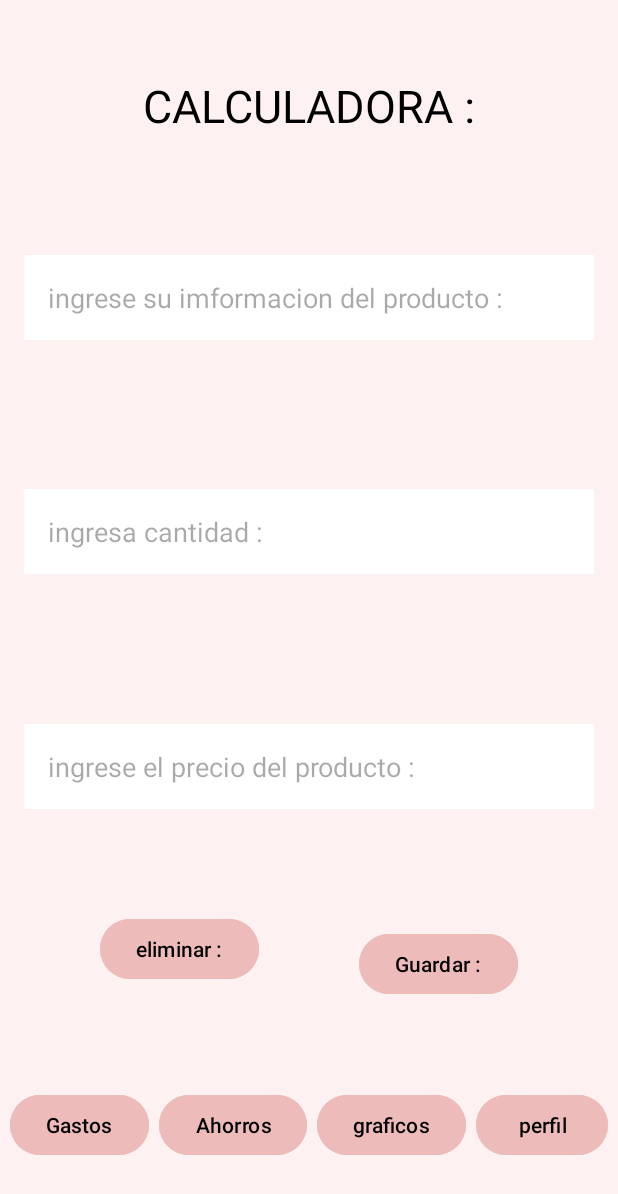
After one commit to Chapicrack/final_juego, an Android app: the activityCalculadora screen opened directly, with no data from a screen before it, on a phone screen of 412 x 824 dp. The commit adds this screen. Shown: the top 1194 px of the screen. Run offline under Robolectric (Android 15) with nearby library versions, the phone set to English and light mode, and no system bars.

Commit message:
se agregaron las demas activitys y la funcionalidad de casi todos los botones

```diff
--- a/app/build.gradle.kts
+++ b/app/build.gradle.kts
@@ -42,6 +42,8 @@ dependencies {
     implementation(libs.material)
     implementation(libs.androidx.activity)
     implementation(libs.androidx.constraintlayout)
+    implementation(libs.androidx.navigation.fragment.ktx)
+    implementation(libs.androidx.navigation.ui.ktx)
     testImplementation(libs.junit)
     androidTestImplementation(libs.androidx.junit)
     androidTestImplementation(libs.androidx.espresso.core)
--- /dev/null
+++ b/app/src/main/java/com/example/trabajo_final/activityCalculadora.kt
@@ -0,0 +1,76 @@
+package com.example.trabajo_final
+
+import android.content.Context
+import android.content.Intent
+import android.os.Bundle
+import android.widget.Button
+import android.widget.EditText
+import android.widget.Toast
+import androidx.activity.enableEdgeToEdge
+import androidx.appcompat.app.AppCompatActivity
+
+class activityCalculadora : AppCompatActivity() {
+    override fun onCreate(savedInstanceState: Bundle?) {
+        super.onCreate(savedInstanceState)
+        enableEdgeToEdge()
+        setContentView(R.layout.activity_calculadorta)
+
+        val btnGastos = findViewById<Button>(R.id.btnGastos)
+        val btnAhorros = findViewById<Button>(R.id.btnAhorros)
+        val btnGrafico = findViewById<Button>(R.id.btnGrafico)
+        val btnPerfil = findViewById<Button>(R.id.btnPerfil)
+
+        val recibirNombre = findViewById<EditText>(R.id.recibirnombre)
+        val recibirCantidad = findViewById<EditText>(R.id.recibircantidad)
+        val recibirPrecio = findViewById<EditText>(R.id.recibirprecio)
+        val btnSave = findViewById<Button>(R.id.btnSave)
+
+        btnGastos.setOnClickListener { navigatormainactivity() }
+        btnAhorros.setOnClickListener { navigatorAhorros() }
+        btnGrafico.setOnClickListener { navigatorGraficos() }
+        btnPerfil.setOnClickListener { navigatorPerfil() }
+
+        btnSave.setOnClickListener {
+            val nombre = recibirNombre.text.toString()
+            val cantidad = recibirCantidad.text.toString()
+            val precio = recibirPrecio.text.toString()
+
+            if (nombre.isNotEmpty() && cantidad.isNotEmpty() && precio.isNotEmpty()) {
+                saveInputText(nombre, cantidad, precio)
+                Toast.makeText(this, "Información guardada", Toast.LENGTH_SHORT).show()
+            } else {
+                Toast.makeText(this, "Por favor, completa todos los campos", Toast.LENGTH_SHORT).show()
+            }
+        }
+    }
+
+    private fun saveInputText(nombre: String, cantidad: String, precio: String) {
+        val sharedPref = getSharedPreferences("com.example.trabajo_final.PREFERENCE_FILE_KEY", Context.MODE_PRIVATE)
+        with(sharedPref.edit()) {
+            putString("savedNombre", nombre)
+            putString("savedCantidad", cantidad)
+            putString("savedPrecio", precio)
+            apply()
+        }
+    }
+
+    private fun navigatormainactivity() {
+        val intent = Intent(this, MainActivity::class.java)
+        startActivity(intent)
+    }
+
+    private fun navigatorAhorros() {
+        val intent = Intent(this, AhorrosActivity::class.java)
+        startActivity(intent)
+    }
+
+    private fun navigatorGraficos() {
+        val intent = Intent(this, GraficosActivity::class.java)
+        startActivity(intent)
+    }
+
+    private fun navigatorPerfil() {
+        val intent = Intent(this, PerfilActivity::class.java)
+        startActivity(intent)
+    }
+}
--- /dev/null
+++ b/app/src/main/res/layout/activity_calculadorta.xml
@@ -0,0 +1,145 @@
+<?xml version="1.0" encoding="utf-8"?>
+<androidx.constraintlayout.widget.ConstraintLayout xmlns:android="http://schemas.android.com/apk/res/android"
+    xmlns:app="http://schemas.android.com/apk/res-auto"
+    xmlns:tools="http://schemas.android.com/tools"
+    android:id="@+id/main"
+    android:layout_width="match_parent"
+    android:layout_height="match_parent"
+    android:background="@color/rosadofondo"
+    tools:context=".MainActivity">
+
+    <TextView
+        android:id="@+id/textCalculadora"
+        android:layout_width="wrap_content"
+        android:layout_height="wrap_content"
+        android:text="@string/calculadora"
+        android:layout_marginTop="50dp"
+        android:textAllCaps="true"
+        android:textSize="30dp"
+        android:textColor="@color/black"
+        app:layout_constraintEnd_toEndOf="parent"
+        app:layout_constraintStart_toStartOf="parent"
+        app:layout_constraintTop_toTopOf="parent" />
+
+
+    <Button
+        android:id="@+id/btnGastos"
+        android:layout_width="wrap_content"
+        android:layout_height="wrap_content"
+        android:backgroundTint="@color/rosadobotones"
+        android:text="@string/Gastos"
+        android:textColor="@color/black"
+        app:layout_constraintBottom_toBottomOf="parent"
+        app:layout_constraintEnd_toStartOf="@+id/btnAhorros"
+        app:layout_constraintStart_toStartOf="parent"
+        android:layout_marginBottom="50dp" />
+    <EditText
+        android:id="@+id/recibirnombre"
+        android:layout_width="0dp"
+        android:layout_height="wrap_content"
+        android:hint="@string/recibir"
+        android:padding="16dp"
+        android:background="@color/white"
+        android:textColor="@color/black"
+        app:layout_constraintTop_toBottomOf="@id/textCalculadora"
+        app:layout_constraintStart_toStartOf="parent"
+        app:layout_constraintEnd_toEndOf="parent"
+        app:layout_constraintBottom_toTopOf="@+id/recibircantidad"
+        android:layout_marginTop="20dp"
+        android:layout_marginBottom="20dp"
+        android:layout_marginStart="16dp"
+        android:layout_marginEnd="16dp"/>
+    <EditText
+        android:id="@+id/recibircantidad"
+        android:layout_width="0dp"
+        android:layout_height="wrap_content"
+        android:hint="@string/recibircantidad"
+        android:padding="16dp"
+        android:background="@color/white"
+        android:textColor="@color/black"
+        app:layout_constraintTop_toBottomOf="@id/recibirnombre"
+        app:layout_constraintStart_toStartOf="parent"
+        app:layout_constraintEnd_toEndOf="parent"
+        app:layout_constraintBottom_toTopOf="@+id/recibirprecio"
+        android:layout_marginTop="20dp"
+        android:layout_marginBottom="20dp"
+        android:layout_marginStart="16dp"
+        android:layout_marginEnd="16dp"/>
+    <EditText
+        android:id="@+id/recibirprecio"
+        android:layout_width="0dp"
+        android:layout_height="wrap_content"
+        android:hint="@string/recibirprecio"
+        android:padding="16dp"
+        android:background="@color/white"
+        android:textColor="@color/black"
+        app:layout_constraintTop_toBottomOf="@id/recibircantidad"
+        app:layout_constraintStart_toStartOf="parent"
+        app:layout_constraintEnd_toEndOf="parent"
+        app:layout_constraintBottom_toTopOf="@+id/btnSave"
+        android:layout_marginTop="20dp"
+        android:layout_marginBottom="20dp"
+        android:layout_marginStart="16dp"
+        android:layout_marginEnd="16dp"/>
+
+    <Button
+        android:id="@+id/btnSave"
+        android:layout_width="wrap_content"
+        android:layout_height="wrap_content"
+        android:backgroundTint="@color/rosadobotones"
+        android:text="@string/save"
+        android:textColor="@color/black"
+        app:layout_constraintBottom_toTopOf="@+id/btnAhorros"
+        app:layout_constraintEnd_toEndOf="parent"
+        app:layout_constraintStart_toEndOf="@+id/btneliminar"
+        app:layout_constraintTop_toBottomOf="@+id/recibirprecio" />
+
+    <Button
+        android:id="@+id/btnAhorros"
+        android:layout_width="wrap_content"
+        android:layout_height="wrap_content"
+        android:backgroundTint="@color/rosadobotones"
+        android:text="@string/Ahorros"
+        android:textColor="@color/black"
+        app:layout_constraintBottom_toBottomOf="parent"
+        app:layout_constraintEnd_toStartOf="@+id/btnGrafico"
+        app:layout_constraintStart_toEndOf="@+id/btnGastos"
+        android:layout_marginBottom="50dp" />
+
+    <Button
+        android:id="@+id/btnGrafico"
+        android:layout_width="wrap_content"
+        android:layout_height="wrap_content"
+        android:backgroundTint="@color/rosadobotones"
+        android:text="@string/Graficos"
+        android:textColor="@color/black"
+        app:layout_constraintBottom_toBottomOf="parent"
+        app:layout_constraintEnd_toStartOf="@id/btnPerfil"
+        app:layout_constraintStart_toEndOf="@+id/btnAhorros"
+        android:layout_marginBottom="50dp" />
+
+    <Button
+        android:id="@+id/btnPerfil"
+        android:layout_width="wrap_content"
+        android:layout_height="wrap_content"
+        android:backgroundTint="@color/rosadobotones"
+        android:text="@string/Perfil"
+        android:textColor="@color/black"
+        app:layout_constraintBottom_toBottomOf="parent"
+        app:layout_constraintEnd_toEndOf="parent"
+        app:layout_constraintStart_toEndOf="@+id/btnGrafico"
+        android:layout_marginBottom="50dp" />
+
+    <Button
+        android:id="@+id/btneliminar"
+        android:layout_width="wrap_content"
+        android:layout_height="wrap_content"
+        android:text="@string/eliminar"
+        android:backgroundTint="@color/rosadobotones"
+        android:textColor="@color/black"
+        app:layout_constraintEnd_toStartOf="@+id/btnSave"
+        app:layout_constraintBottom_toTopOf="@+id/btnAhorros"
+        app:layout_constraintStart_toStartOf="parent"
+        app:layout_constraintTop_toBottomOf="@+id/recibirprecio" />
+
+</androidx.constraintlayout.widget.ConstraintLayout>
--- a/app/src/main/res/values/strings.xml
+++ b/app/src/main/res/values/strings.xml
@@ -12,11 +12,18 @@
     <string name="ocio">ocio</string>
     <string name="salidas">salidas</string>
     <string name="snacks">snacks</string>
-    <string name="deuda">deudas</string>
+    <string name="deuda">deudas y prestamos</string>
     <string name="prestamos">prestamos</string>
     <string name="totalGastos">TOTAL  :</string>
-
-
+    <string name="calculadora">calculadora  :</string>
+    <string name="graficos">graficos  :</string>
+    <string name="perfil">perfil  :</string>
+    <string name="ahorros">ahorros  :</string>
+    <string name="save">Guardar  :</string>
+    <string name="recibir">ingrese su imformacion del producto  :</string>
+    <string name="recibirprecio">ingrese el precio del producto  :</string>
+    <string name="recibircantidad">ingresa cantidad  :</string>
+    <string name="eliminar">eliminar :</string>
 
 
 
--- a/gradle/libs.versions.toml
+++ b/gradle/libs.versions.toml
@@ -9,6 +9,8 @@ appcompat = "1.7.0"
 material = "1.12.0"
 activity = "1.9.0"
 constraintlayout = "2.1.4"
+navigationFragmentKtx = "2.7.7"
+navigationUiKtx = "2.7.7"
 
 [libraries]
 androidx-core-ktx = { group = "androidx.core", name = "core-ktx", version.ref = "coreKtx" }
@@ -19,6 +21,8 @@ androidx-appcompat = { group = "androidx.appcompat", name = "appcompat", version
 material = { group = "com.google.android.material", name = "material", version.ref = "material" }
 androidx-activity = { group = "androidx.activity", name = "activity", version.ref = "activity" }
 androidx-constraintlayout = { group = "androidx.constraintlayout", name = "constraintlayout", version.ref = "constraintlayout" }
+androidx-navigation-fragment-ktx = { group = "androidx.navigation", name = "navigation-fragment-ktx", version.ref = "navigationFragmentKtx" }
+androidx-navigation-ui-ktx = { group = "androidx.navigation", name = "navigation-ui-ktx", version.ref = "navigationUiKtx" }
 
 [plugins]
 android-application = { id = "com.android.application", version.ref = "agp" }
```
Also changed, not shown: app/src/main/AndroidManifest.xml (+12 -0 lines), app/src/main/java/com/example/trabajo_final/AhorrosActivity.kt (added, +43 -0 lines), app/src/main/java/com/example/trabajo_final/GraficosActivity.kt (added, +43 -0 lines), app/src/main/java/com/example/trabajo_final/MainActivity.kt (+37 -1 lines), app/src/main/java/com/example/trabajo_final/PerfilActivity.kt (added, +43 -0 lines), app/src/main/res/layout/activity_ahorros.xml (added, +72 -0 lines), app/src/main/res/layout/activity_graficos2.xml (added, +72 -0 lines), app/src/main/res/layout/activity_main.xml (+9 -14 lines), app/src/main/res/layout/activity_perfil.xml (added, +72 -0 lines).
